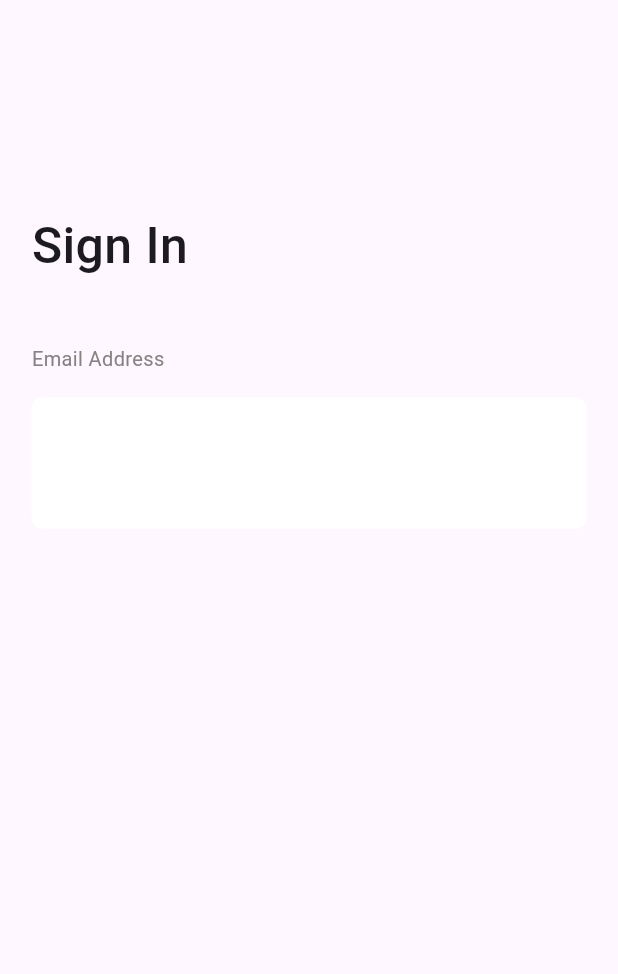
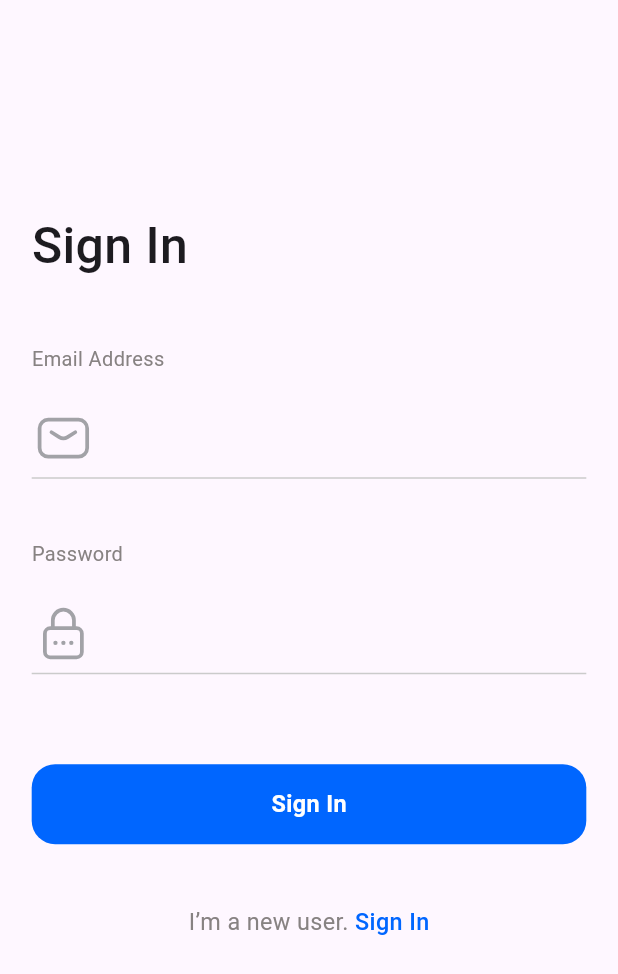
Before and after one commit to rozan-alawar/BankPick, a Flutter app: the LoginScreen screen opened by its route, on a phone screen of 412 x 824 dp. Shown: the top 974 px of the screen. Run offline on Flutter 3.47's test engine with Material 3 defaults, Android fonts, the phone set to English and light mode, and no system bars; our stand-ins replace dio, easy_localization, flutter_screenutil, flutter_svg, get_it, shared_preferences; accounts and stored records are empty; Roboto replaces fonts that are missing (Nunito).

Commit message:
update login

```diff
--- a/lib/config/theme/assets_manager.dart
+++ b/lib/config/theme/assets_manager.dart
@@ -3,7 +3,11 @@ const String iconsPath = "assets/icons";
 
 class IconAssets {
   // static const String splashLogoSvg = "$iconsPath/logo.svg";
-  static const String email = "$imagesPath/email-mail-letter.svg";
+  static const String email = "$iconsPath/email-mail-letter.svg";
+  static const String password = "$iconsPath/Lock, Password.svg";
+  static const String eye = "$iconsPath/eye-show-up-arrow.svg";
+
+
 
 }
 
--- a/lib/config/theme/color_manager.dart
+++ b/lib/config/theme/color_manager.dart
@@ -1,12 +1,12 @@
 import 'package:flutter/material.dart';
 
 class ColorManager {
-  static const Color primary = Color(0xff3628B2);
+  static const Color primary = Color(0xff0066FF);
   static const Color primaryText = Color(0xff000000);
   static const Color white = Color(0xffFFFFFF);
   static const Color secondaryText = Color(0xff878282);
   static const Color textFieldBox = Color(0xffF5F5F5);
-  static const Color blaceholderText = Color(0xffC2C2C2);
+  static const Color blaceholderText = Color(0xffcbcbcb);
   static const Color buyingColor = Color(0xff67B96B);
   static const Color sellingColor = Color(0xffCA5751);
   static const Color thirdOptionText = Color(0xffB1B1B1);
--- a/lib/core/common_widget/primary_button.dart
+++ b/lib/core/common_widget/primary_button.dart
@@ -31,7 +31,7 @@ class PrimaryButton extends StatelessWidget {
         height: height.h,
         decoration: BoxDecoration(
           color: color,
-          borderRadius: BorderRadius.circular(50.r),
+          borderRadius: BorderRadius.circular(16.r),
           // border: borderColor != null
           // ? Border.all(
           //     color: borderColor!,
--- a/lib/core/common_widget/primary_textfiled.dart
+++ b/lib/core/common_widget/primary_textfiled.dart
@@ -1,3 +1,4 @@
+import 'package:dakakeen/config/theme/color_manager.dart';
 import 'package:flutter/material.dart';
 import 'package:flutter_screenutil/flutter_screenutil.dart';
 
@@ -49,6 +50,7 @@ class PrimaryTextField extends StatelessWidget {
         textInputAction: textInputAction,
         maxLines: multiLines! ? 6 : 1,
         inputFormatters: inputFormater,
+
         style: TextStyle(
           // color: ColorManager.secondryTextColor,
           // fontWeight: FontWeightManager.regular,
@@ -60,10 +62,11 @@ class PrimaryTextField extends StatelessWidget {
         onFieldSubmitted: onFieldSubmitted ?? (v) {},
         decoration: InputDecoration(
           isDense: true,
-          prefix: prefixIcon,
+          prefixIcon: prefixIcon,
           helperText: ' ',
           suffixIcon: suffixIcon,
           hintText: hintText ?? '',
+          fillColor: ColorManager.transparent,
           hintStyle: TextStyle(
             // color: ColorManager.hintTextColor,
             fontSize: 14.sp,
@@ -71,14 +74,14 @@ class PrimaryTextField extends StatelessWidget {
             // fontFamily: FontConstants.arabicFontFamily,
           ),
           filled: true,
-          // enabledBorder: OutlineInputBorder(
-          //   borderRadius: BorderRadius.circular(24.r),
-          //   // borderSide:
-          //   //     BorderSide(color: ColorManager.chineseSilver.withOpacity(0.3)),
-          // ),
-          focusedBorder: OutlineInputBorder(
-            borderRadius: BorderRadius.circular(24.r),
-            // borderSide: BorderSide(color: ColorManager.unSelectedBorder),
+          enabledBorder:
+ UnderlineInputBorder(
+            borderSide: BorderSide(color: ColorManager.blaceholderText),
+          ),            // borderSide:
+            //     BorderSide(color: ColorManager.chineseSilver.withOpacity(0.3)),
+
+          focusedBorder: UnderlineInputBorder(
+            borderSide: BorderSide(color: ColorManager.blaceholderText),
           ),
           contentPadding:
               EdgeInsets.symmetric(vertical: 17.h, horizontal: 15.w),
@@ -91,9 +94,8 @@ class PrimaryTextField extends StatelessWidget {
               // color: ColorManager.primary,
               fontFamily: 'Almarai',
               fontSize: 12.sp),
-          focusedErrorBorder: OutlineInputBorder(
-            // borderSide: BorderSide(color: ColorManager.primary),
-            borderRadius: BorderRadius.circular(24.r),
+          focusedErrorBorder:  UnderlineInputBorder(
+            borderSide: BorderSide(color: Colors.red),
           ),
           errorBorder: OutlineInputBorder(
             // borderSide: hideError == false
--- a/lib/main.dart
+++ b/lib/main.dart
@@ -66,7 +66,7 @@ class MyApp extends StatelessWidget {
       minTextAdapt: true,
       splitScreenMode: true,
       builder: (context, child) {
-        return  ChangeNotifierProvider (
+        return ChangeNotifierProvider(
           create: (context) => IntroProvider(),
           child: MaterialApp(
             debugShowCheckedModeBanner: false,
@@ -75,14 +75,11 @@ class MyApp extends StatelessWidget {
             navigatorKey: sl<NavigationService>().navigatorKey,
             scaffoldMessengerKey: sl<NavigationService>().snackBarKey,
             initialRoute: Routes.splash,
-              // home: Scaffold(),
             onGenerateRoute: AppRoutes.onGenerateRoutes,
             localizationsDelegates: context.localizationDelegates,
             supportedLocales: context.supportedLocales,
             locale: context.locale,
           ),
-
-
         );
       },
     );
--- a/lib/presentation/auth/login_screen.dart
+++ b/lib/presentation/auth/login_screen.dart
@@ -7,6 +7,8 @@ import 'package:flutter/material.dart';
 import 'package:flutter_screenutil/flutter_screenutil.dart';
 import 'package:flutter_svg/flutter_svg.dart';
 
+import '../../core/common_widget/primary_button.dart';
+
 class LoginScreen extends StatefulWidget {
   const LoginScreen({super.key});
 
@@ -15,12 +17,25 @@ class LoginScreen extends StatefulWidget {
 }
 
 class _LoginScreenState extends State<LoginScreen> {
-  final emailController = TextEditingController();
+  TextEditingController? emailController;
+  TextEditingController? passwordController;
+
+  @override
+  void initState() {
+    // TODO: implement initState
+    super.initState();
+    emailController = TextEditingController();
+    passwordController = TextEditingController();
+  }
 
   @override
   Widget build(BuildContext context) {
     return Scaffold(
-      body: Padding(
+      body: GestureDetector(
+        onTap: () {
+          FocusScope.of(context).unfocus();
+        },
+        child: Padding(
           padding: EdgeInsets.symmetric(horizontal: 20.w, vertical: 40.h),
           child: Column(
             crossAxisAlignment: CrossAxisAlignment.start,
@@ -41,11 +56,67 @@ class _LoginScreenState extends State<LoginScreen> {
               PrimaryTextField(
                 controller: emailController,
                 validator: (value) {},
-              prefixIcon:SvgPicture.asset(IconAssets.email) ,
-            )
+                prefixIcon: SvgPicture.asset(
+                  IconAssets.email,
+                  width: 20.w,
+                  height: 20.h,
+                ),
+              ),
+              20.height,
+              PrimaryText(
+                'Password',
+                fontSize: 14.sp,
+                color: ColorManager.secondaryText,
+              ),
+              16.height,
+              PrimaryTextField(
+                controller: passwordController,
+                validator: (value) {},
+                prefixIcon: SvgPicture.asset(
+                  IconAssets.password,
+                  width: 20.w,
+                  height: 20.h,
+                ),
+              ),
+              40.height,
+
+              PrimaryButton(
+                color: ColorManager.primary,
+                width: double.infinity,
+                height: 56.h,
+                onPressed: () {},
+                child: PrimaryText(
+                  'Sign In',
+                  color: ColorManager.white,
+                  fontWeight: FontWeight.bold,
+                ),
+              ),
+              40.height,
+              Row(
+                mainAxisAlignment: MainAxisAlignment.center,
+                children: [
+                  PrimaryText(
+                    'I’m a new user.',
+                    color: ColorManager.secondaryText,
+                  ),PrimaryText(
+                    ' Sign In',
+                    color: ColorManager.primary,
+                    fontWeight: FontWeight.w500,
+                  ),
                 ],
+              ),
+
+            ],
+          ),
         ),
       ),
     );
   }
+
+  @override
+  void dispose() {
+    emailController!.dispose();
+    passwordController!.dispose();
+    super.dispose();
   }
+}
--- a/lib/presentation/intro/onboarding_screen.dart
+++ b/lib/presentation/intro/onboarding_screen.dart
@@ -72,10 +72,11 @@ class _OnboardingScreenState extends State<OnboardingScreen> {
           ),
           20.height,
           Padding(
-            padding: EdgeInsets.symmetric(horizontal: 20.w, vertical: 50.h),
+            padding: EdgeInsets.symmetric(horizontal: 20.w),
             child: PrimaryButton(
               color: ColorManager.primary,
               width: double.infinity,
+              height: 56.h,
               onPressed: () {
                 if (introProvider.currentPage ==
                     introProvider.titles.length - 1) {
@@ -92,15 +93,18 @@ class _OnboardingScreenState extends State<OnboardingScreen> {
                 introProvider.currentPage == introProvider.titles.length - 1
                     ? 'Get Started'
                     : 'Next',
-                color:  ColorManager.white
+                color:  ColorManager.white,
+                fontWeight: FontWeight.bold,
                 //     ? ColorManager.blue.withOpacity(0.7)
                 //     : Colors.white,
-                // fontSize:.sp,
+
                 // height: 1,
               ),
 
             ),
           ),
+          50.height,
+
         ],
       ),
     );
```
Also changed, not shown: assets/icons/add.svg (deleted). Lines whose indentation alone changed are shown as unchanged.
